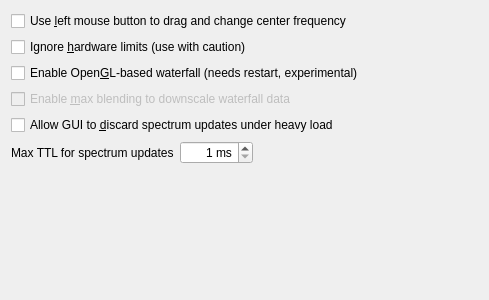
Old version of the form ui/GuiConfigTab.ui in the repository BatchDrake/SigDigger.
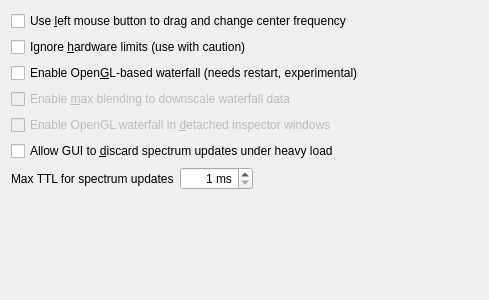
New version of the form.

Commit message: Add detachable inspector window support

What changed in the file:
```diff
--- a/ui/GuiConfigTab.ui
+++ b/ui/GuiConfigTab.ui
@@ -14,7 +14,7 @@
    <string>Form</string>
   </property>
   <layout class="QFormLayout" name="formLayout">
-   <item row="8" column="0">
+   <item row="9" column="0">
     <spacer name="verticalSpacer_3">
      <property name="orientation">
       <enum>Qt::Vertical</enum>
@@ -27,28 +27,28 @@
      </property>
     </spacer>
    </item>
-   <item row="6" column="0">
+   <item row="7" column="0">
     <widget class="QLabel" name="label">
      <property name="text">
       <string/>
      </property>
     </widget>
    </item>
-   <item row="4" column="0" colspan="2">
+   <item row="5" column="0" colspan="2">
     <widget class="QCheckBox" name="ttlCheck">
      <property name="text">
       <string>Allow GUI to &amp;discard spectrum updates under heavy load</string>
      </property>
     </widget>
    </item>
-   <item row="5" column="0">
+   <item row="6" column="0">
     <widget class="QLabel" name="ttlLabel">
      <property name="text">
       <string>Max TTL for spectrum updates</string>
      </property>
     </widget>
    </item>
-   <item row="5" column="1">
+   <item row="6" column="1">
     <widget class="QSpinBox" name="ttlSpin">
      <property name="sizePolicy">
       <sizepolicy hsizetype="Fixed" vsizetype="Fixed">
@@ -101,6 +101,16 @@
      </property>
     </widget>
    </item>
+   <item row="4" column="0" colspan="2">
+    <widget class="QCheckBox" name="useGlWfInWindowsCheck">
+     <property name="enabled">
+      <bool>false</bool>
+     </property>
+     <property name="text">
+      <string>Enable OpenGL waterfall in &amp;detached inspector windows</string>
+     </property>
+    </widget>
+   </item>
   </layout>
  </widget>
  <resources/>
```
The commit also changes 12 other files.
